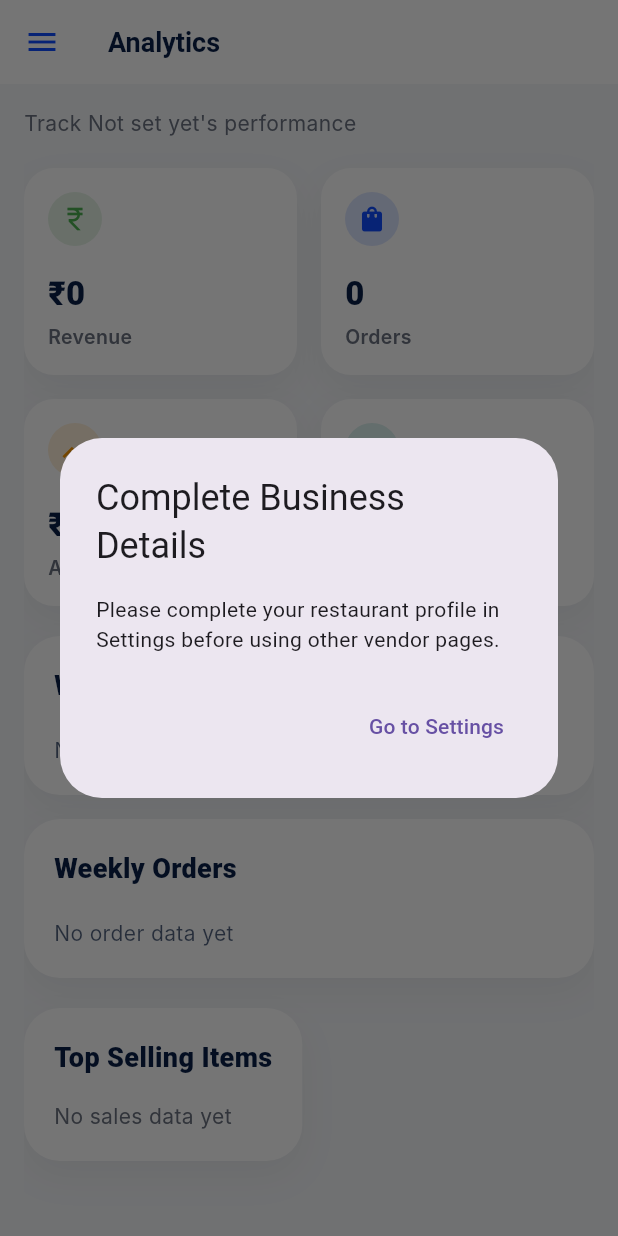
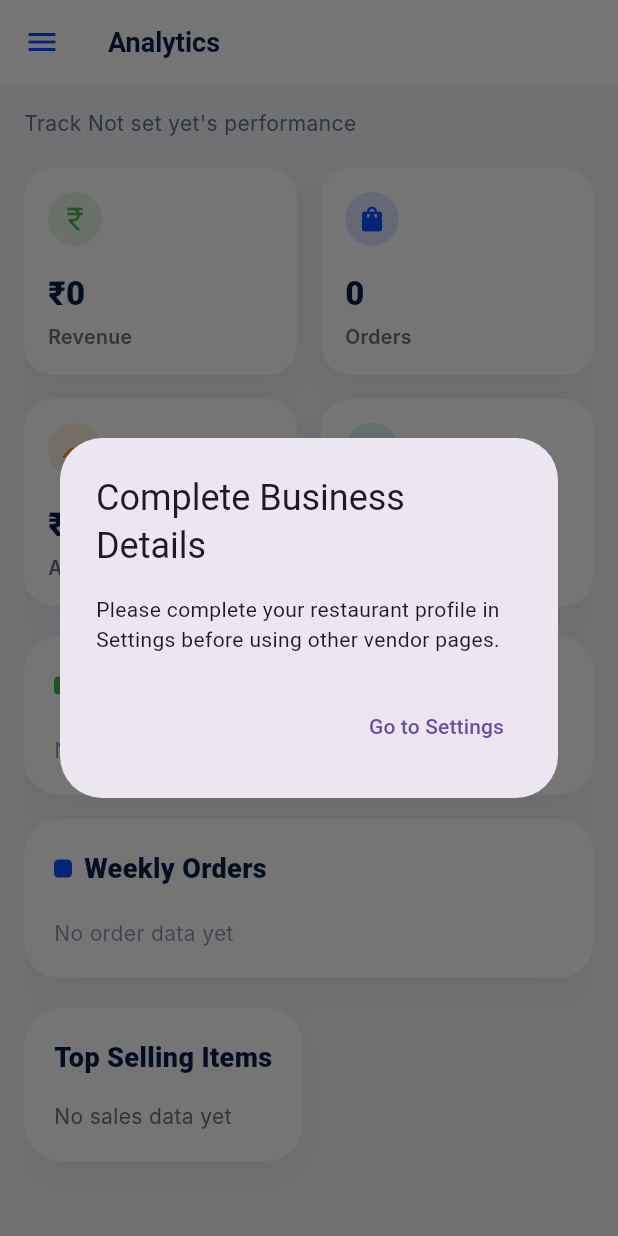
Before and after one commit to NevarkTechnologies/NRK-CFS-M3, a Flutter app: the AnalyticsPage screen opened directly with empty values, on a phone screen of 412 x 824 dp. Run offline on Flutter 3.47's test engine with Material 3 defaults, Android fonts, the phone set to English and light mode, and no system bars; drawn by our look-alikes of flutter_animate; our stand-ins replace animated_text_kit, cloud_firestore, file_picker, firebase_auth, firebase_core, firebase_messaging and 8 more; missing offline and left inert: dart:js_interop, excel, razorpay_flutter; accounts and stored records are empty; network calls fail; Roboto replaces fonts that are missing (Inter, Nunito).

Commit message:
new edits - before optimization

```diff
--- a/Demo_FoodApp/lib/screens/login_page.dart
+++ b/Demo_FoodApp/lib/screens/login_page.dart
@@ -382,7 +382,7 @@ class _LoginPageState extends State<LoginPage> {
       if (!mounted) return;
       ScaffoldMessenger.of(context).showSnackBar(
         SnackBar(
-          content: Text("Sign-in failed: $e"),
+          content: Text("Sign-in failed: Server Not Responding - Try Again Later"),
           backgroundColor: Colors.redAccent,
           behavior: SnackBarBehavior.floating,
         ),
--- a/Demo_FoodApp/lib/screens/vendor/analytics_page.dart
+++ b/Demo_FoodApp/lib/screens/vendor/analytics_page.dart
@@ -191,32 +191,86 @@ class _AnalyticsPageState extends State<AnalyticsPage> {
     );
   }
 
-  Widget buildRevenueGraph(Color card, Color text, bool isDark) {
-    final maxValue = weeklyRevenue.isNotEmpty ? weeklyRevenue.reduce((a, b) => a > b ? a : b) : 1;
+  List<String> get _last7DayLabels {
+    const names = ['Sun', 'Mon', 'Tue', 'Wed', 'Thu', 'Fri', 'Sat'];
+    return List.generate(7, (i) {
+      final day = DateTime.now().subtract(Duration(days: 6 - i));
+      return names[day.weekday % 7];
+    });
+  }
+
+  Widget _buildBarGraph({
+    required String title,
+    required List<double> values,
+    required String emptyMessage,
+    required Color barColor,
+    required Color card,
+    required Color text,
+    required bool isDark,
+    required String Function(double) labelFormat,
+  }) {
+    final maxValue = values.isNotEmpty ? values.reduce((a, b) => a > b ? a : b) : 0.0;
+    final dayLabels = _last7DayLabels;
+    final subText = Color.fromRGBO(
+      (text.r * 255.0).round().clamp(0, 255),
+      (text.g * 255.0).round().clamp(0, 255),
+      (text.b * 255.0).round().clamp(0, 255),
+      0.5,
+    );
+
     return Container(
       padding: const EdgeInsets.all(20),
-      decoration: BoxDecoration(color: card, borderRadius: BorderRadius.circular(24), boxShadow: [BoxShadow(color: Color.fromRGBO(0, 0, 0, isDark ? 0.3 : 0.05), blurRadius: 20, offset: const Offset(0, 10))]),
+      decoration: BoxDecoration(
+        color: card,
+        borderRadius: BorderRadius.circular(24),
+        boxShadow: [BoxShadow(color: Color.fromRGBO(0, 0, 0, isDark ? 0.3 : 0.05), blurRadius: 20, offset: const Offset(0, 10))],
+      ),
       child: Column(
         crossAxisAlignment: CrossAxisAlignment.start,
         children: [
-          Text('Weekly Revenue', style: TextStyle(fontFamily: 'Nunito', fontWeight: FontWeight.w900, fontSize: 18, color: text)),
+          Row(children: [
+            Container(width: 12, height: 12, margin: const EdgeInsets.only(right: 8),
+              decoration: BoxDecoration(color: barColor, borderRadius: BorderRadius.circular(3))),
+            Text(title, style: TextStyle(fontFamily: 'Nunito', fontWeight: FontWeight.w900, fontSize: 18, color: text)),
+          ]),
           const SizedBox(height: 20),
-          if (weeklyRevenue.every((value) => value == 0))
-            Text('No revenue data yet', style: TextStyle(color: Color.fromRGBO((text.r*255.0).round().clamp(0,255), (text.g*255.0).round().clamp(0,255), (text.b*255.0).round().clamp(0,255), 0.7), fontFamily: 'Inter'))
+          if (values.every((v) => v == 0))
+            Text(emptyMessage, style: TextStyle(color: subText, fontFamily: 'Inter'))
           else
             SizedBox(
-              height: 140,
+              height: 180,
               child: Row(
                 crossAxisAlignment: CrossAxisAlignment.end,
-                children: weeklyRevenue.map((value) {
+                children: List.generate(values.length, (i) {
+                  final value = values[i];
+                  final barHeight = maxValue > 0 ? (value / maxValue) * 120 : 0.0;
+                  final label = labelFormat(value);
                   return Expanded(
-                    child: Container(
-                      margin: const EdgeInsets.symmetric(horizontal: 4),
-                      height: maxValue > 0 ? (value / maxValue) * 140 : 0,
-                      decoration: BoxDecoration(color: primaryBlue, borderRadius: BorderRadius.circular(6)),
+                    child: Column(
+                      mainAxisAlignment: MainAxisAlignment.end,
+                      children: [
+                        if (value > 0)
+                          Text(label,
+                            style: TextStyle(fontFamily: 'Inter', fontSize: 9, fontWeight: FontWeight.w700, color: barColor),
+                            textAlign: TextAlign.center,
+                            maxLines: 1, overflow: TextOverflow.ellipsis),
+                        const SizedBox(height: 3),
+                        Container(
+                          margin: const EdgeInsets.symmetric(horizontal: 4),
+                          height: barHeight,
+                          decoration: BoxDecoration(
+                            color: barColor,
+                            borderRadius: const BorderRadius.vertical(top: Radius.circular(6)),
+                          ),
+                        ),
+                        const SizedBox(height: 6),
+                        Text(dayLabels[i],
+                          style: TextStyle(fontFamily: 'Inter', fontSize: 11, fontWeight: FontWeight.w600, color: subText),
+                          textAlign: TextAlign.center),
+                      ],
                     ),
                   );
-                }).toList(),
+                }),
               ),
             ),
         ],
@@ -224,36 +278,25 @@ class _AnalyticsPageState extends State<AnalyticsPage> {
     );
   }
 
+  Widget buildRevenueGraph(Color card, Color text, bool isDark) {
+    return _buildBarGraph(
+      title: 'Weekly Revenue',
+      values: weeklyRevenue,
+      emptyMessage: 'No revenue data yet',
+      barColor: Colors.green,
+      card: card, text: text, isDark: isDark,
+      labelFormat: (v) => '₹${v.round()}',
+    );
+  }
+
   Widget buildOrdersGraph(Color card, Color text, bool isDark) {
-    final maxValue = weeklyOrders.isNotEmpty ? weeklyOrders.reduce((a, b) => a > b ? a : b) : 1;
-    return Container(
-      padding: const EdgeInsets.all(20),
-      decoration: BoxDecoration(color: card, borderRadius: BorderRadius.circular(24), boxShadow: [BoxShadow(color: Color.fromRGBO(0, 0, 0, isDark ? 0.3 : 0.05), blurRadius: 20, offset: const Offset(0, 10))]),
-      child: Column(
-        crossAxisAlignment: CrossAxisAlignment.start,
-        children: [
-          Text('Weekly Orders', style: TextStyle(fontFamily: 'Nunito', fontWeight: FontWeight.w900, fontSize: 18, color: text)),
-          const SizedBox(height: 20),
-          if (weeklyOrders.every((value) => value == 0))
-            Text('No order data yet', style: TextStyle(color: Color.fromRGBO((text.r*255.0).round().clamp(0,255), (text.g*255.0).round().clamp(0,255), (text.b*255.0).round().clamp(0,255), 0.7), fontFamily: 'Inter'))
-          else
-            SizedBox(
-              height: 140,
-              child: Row(
-                crossAxisAlignment: CrossAxisAlignment.end,
-                children: weeklyOrders.map((value) {
-                  return Expanded(
-                    child: Container(
-                      margin: const EdgeInsets.symmetric(horizontal: 4),
-                      height: maxValue > 0 ? (value / maxValue) * 140 : 0,
-                      decoration: BoxDecoration(color: primaryBlue, borderRadius: BorderRadius.circular(6)),
-                    ),
-                  );
-                }).toList(),
-              ),
-            ),
-        ],
-      ),
+    return _buildBarGraph(
+      title: 'Weekly Orders',
+      values: weeklyOrders.map((e) => e.toDouble()).toList(),
+      emptyMessage: 'No order data yet',
+      barColor: primaryBlue,
+      card: card, text: text, isDark: isDark,
+      labelFormat: (v) => v.round().toString(),
     );
   }
 
--- a/Demo_FoodApp/lib/services/api_service.dart
+++ b/Demo_FoodApp/lib/services/api_service.dart
@@ -112,6 +112,7 @@ class ApiService {
     String? cafeId,
     String? status,
     String? customerEmail,
+    String? date,
   }) async {
     final uri = Uri.parse('$baseUrl/orders').replace(
       queryParameters: {
@@ -119,6 +120,7 @@ class ApiService {
         if (status != null && status.isNotEmpty) 'status': status,
         if (customerEmail != null && customerEmail.isNotEmpty)
           'customerEmail': customerEmail,
+        if (date != null && date.isNotEmpty) 'date': date,
       },
     );
 
```
Also changed, not shown: Demo_FoodApp/lib/screens/vendor/order_page.dart (+7 -2 lines), Demo_FoodApp/lib/screens/vendor/sales_report.dart (+3 -5 lines), 3 other files.
